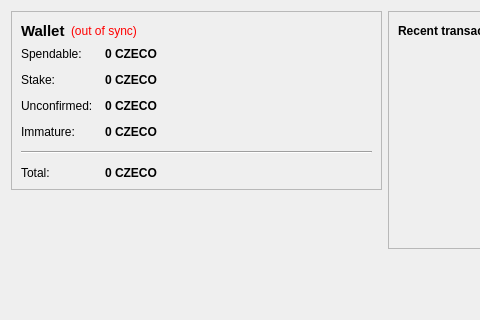
Above: src/qt/forms/overviewpage.ui from pringers/Czecoin-master before the change; both pictures show x 0 to 480 and y 0 to 320 of the 770 by 409 pixel window. Below: the same form after it.
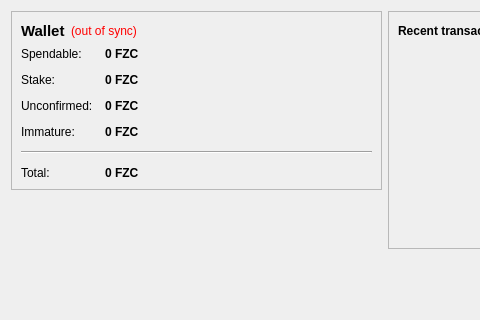
That is the form after the change. Icons and pictures are not drawn.

```diff
--- a/src/qt/forms/overviewpage.ui
+++ b/src/qt/forms/overviewpage.ui
@@ -105,7 +105,7 @@
              <string>Your current spendable balance</string>
             </property>
             <property name="text">
-             <string notr="true">0 CZECO</string>
+             <string notr="true">0 FZC</string>
             </property>
             <property name="textInteractionFlags">
              <set>Qt::LinksAccessibleByMouse|Qt::TextSelectableByKeyboard|Qt::TextSelectableByMouse</set>
@@ -134,7 +134,7 @@
              <string>Total of coins that was staked, and do not yet count toward the current balance</string>
             </property>
             <property name="text">
-             <string notr="true">0 CZECO</string>
+             <string notr="true">0 FZC</string>
             </property>
             <property name="textInteractionFlags">
              <set>Qt::LinksAccessibleByMouse|Qt::TextSelectableByKeyboard|Qt::TextSelectableByMouse</set>
@@ -163,7 +163,7 @@
              <string>Total of transactions that have yet to be confirmed, and do not yet count toward the current balance</string>
             </property>
             <property name="text">
-             <string notr="true">0 CZECO</string>
+             <string notr="true">0 FZC</string>
             </property>
             <property name="textInteractionFlags">
              <set>Qt::LinksAccessibleByMouse|Qt::TextSelectableByKeyboard|Qt::TextSelectableByMouse</set>
@@ -189,7 +189,7 @@
              <string>Mined balance that has not yet matured</string>
             </property>
             <property name="text">
-             <string notr="true">0 CZECO</string>
+             <string notr="true">0 FZC</string>
             </property>
             <property name="textInteractionFlags">
              <set>Qt::LinksAccessibleByMouse|Qt::TextSelectableByKeyboard|Qt::TextSelectableByMouse</set>
@@ -225,7 +225,7 @@
              <string>Your current total balance</string>
             </property>
             <property name="text">
-             <string notr="true">0 CZECO</string>
+             <string notr="true">0 FZC</string>
             </property>
             <property name="textInteractionFlags">
              <set>Qt::LinksAccessibleByMouse|Qt::TextSelectableByKeyboard|Qt::TextSelectableByMouse</set>
```
Left out of the diff: 4 changed lines with no effect on the pictures.
